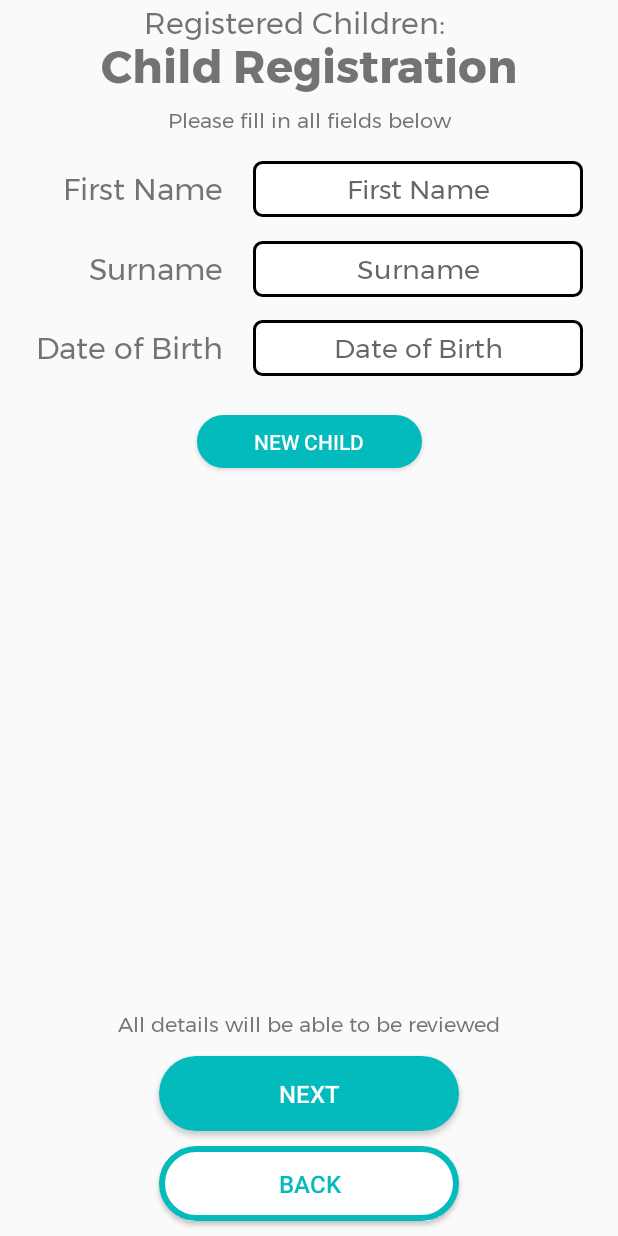
After one commit to jdcaperon/AuthOut, an Android app: the RegisterChildrenActivity screen opened directly, with no data from a screen before it, on a phone screen of 412 x 824 dp. The commit adds this screen. Run offline under Robolectric (Android 15) with nearby library versions, the phone set to English and light mode, and no system bars.

Commit message:
[Android] Create child view start

```diff
--- a/android/AuthOut/app/src/main/java/rocketpotatoes/authout/AdminActivity.java
+++ b/android/AuthOut/app/src/main/java/rocketpotatoes/authout/AdminActivity.java
@@ -18,7 +18,7 @@ public class AdminActivity extends AppCompatActivity {
      * @param v - current View
      */
     public void signUpClicked(View v) {
-        Intent intent = new Intent(this, SignUpActivity.class);
+        Intent intent = new Intent(this, RegisterChildrenActivity.class);
         startActivity(intent);
     }
 
--- /dev/null
+++ b/android/AuthOut/app/src/main/java/rocketpotatoes/authout/RegisterChildrenActivity.java
@@ -0,0 +1,60 @@
+package rocketpotatoes.authout;
+
+import android.app.DatePickerDialog;
+import android.support.v7.app.AppCompatActivity;
+import android.os.Bundle;
+import android.view.View;
+import android.widget.DatePicker;
+import android.widget.EditText;
+
+import java.text.SimpleDateFormat;
+import java.util.Calendar;
+import java.util.Locale;
+
+public class RegisterChildrenActivity extends AppCompatActivity {
+
+    private Calendar myCalendar;
+    private DatePickerDialog.OnDateSetListener date;
+    private EditText dateOfBirth;
+
+    @Override
+    protected void onCreate(Bundle savedInstanceState) {
+        super.onCreate(savedInstanceState);
+        setContentView(R.layout.activity_register_children);
+
+        dateOfBirth= findViewById(R.id.dob);
+
+        setUpCalendarPicker();
+    }
+
+    private void setUpCalendarPicker() {
+
+        myCalendar = Calendar.getInstance();
+        date = new DatePickerDialog.OnDateSetListener() {
+            @Override
+            public void onDateSet(DatePicker view, int year, int monthOfYear,
+                                  int dayOfMonth) {
+                myCalendar.set(Calendar.YEAR, year);
+                myCalendar.set(Calendar.MONTH, monthOfYear);
+                myCalendar.set(Calendar.DAY_OF_MONTH, dayOfMonth);
+                updateLabel();
+            }
+
+        };
+
+        dateOfBirth.setOnClickListener(new View.OnClickListener() {
+            @Override
+            public void onClick(View v) {
+                new DatePickerDialog(RegisterChildrenActivity.this, date, myCalendar
+                        .get(Calendar.YEAR), myCalendar.get(Calendar.MONTH),
+                        myCalendar.get(Calendar.DAY_OF_MONTH)).show();
+            }
+        });
+    }
+
+    private void updateLabel() {
+        String myFormat = "dd/MM/yy"; //In which you need put here
+        SimpleDateFormat sdf = new SimpleDateFormat(myFormat, Locale.UK);
+        dateOfBirth.setText(sdf.format(myCalendar.getTime()));
+    }
+}
--- a/android/AuthOut/app/src/main/java/rocketpotatoes/authout/SignUpActivity.java
+++ b/android/AuthOut/app/src/main/java/rocketpotatoes/authout/SignUpActivity.java
@@ -20,7 +20,9 @@ import java.io.File;
 import java.io.IOException;
 import java.text.SimpleDateFormat;
 import java.util.Calendar;
+import java.util.HashMap;
 import java.util.Locale;
+import java.util.Map;
 
 public class SignUpActivity extends AppCompatActivity {
     private static final int CAMERA_REQUEST = 1888;
@@ -120,12 +122,15 @@ public class SignUpActivity extends AppCompatActivity {
     public void reviewContent(View v) {
         if (isValidContent()) {
             Intent intent = new Intent(this, SignUpReviewActivity.class);
-            intent.putExtra("FIRST_NAME", firstName.getText().toString());
-            intent.putExtra("SURNAME", surname.getText().toString());
-            intent.putExtra("EMAIL", email.getText().toString());
-            intent.putExtra("PHONE", mobile.getText().toString());
+            HashMap<String, String> signUpInfo = new HashMap<>();
+            signUpInfo.put("FIRST_NAME", firstName.getText().toString());
+            signUpInfo.put("SURNAME", surname.getText().toString());
+            signUpInfo.put("EMAIL", email.getText().toString());
+            signUpInfo.put("PHONE", mobile.getText().toString());
+            signUpInfo.put("DOB", dateOfBirth.getText().toString());
+
+            intent.putExtra("PARENT_DETAILS", signUpInfo);
             intent.putExtra("PHOTO", userImage);
-            intent.putExtra("DOB", dateOfBirth.getText().toString());
             startActivity(intent);
         }
     }
--- a/android/AuthOut/app/src/main/java/rocketpotatoes/authout/SignUpReviewActivity.java
+++ b/android/AuthOut/app/src/main/java/rocketpotatoes/authout/SignUpReviewActivity.java
@@ -27,6 +27,8 @@ import org.json.JSONObject;
 
 import java.io.File;
 import java.io.IOException;
+import java.util.HashMap;
+import java.util.Map;
 
 import rocketpotatoes.authout.Helpers.Util;
 
@@ -73,11 +75,13 @@ public class SignUpReviewActivity extends AppCompatActivity {
         dateOfBirth= findViewById(R.id.dob);
         userImage = findViewById(R.id.userImage);
 
-        firstNameData = getIntent().getExtras().getString("FIRST_NAME");
-        surnameData = getIntent().getExtras().getString("SURNAME");
-        mobileData = getIntent().getExtras().getString("PHONE");
-        dateOfBirthData = getIntent().getExtras().getString("DOB");
-        emailData = getIntent().getExtras().getString("EMAIL");
+        Map<String, String> parentDetails = (HashMap) getIntent().getSerializableExtra("PARENT_DETAILS");
+        firstNameData = parentDetails.get("FIRST_NAME");
+        surnameData = parentDetails.get("SURNAME");
+        mobileData = parentDetails.get("PHONE");
+        dateOfBirthData = parentDetails.get("DOB");
+        emailData = parentDetails.get("EMAIL");
+
         takePhotoData = (File) getIntent().getSerializableExtra("PHOTO");
     }
 
--- /dev/null
+++ b/android/AuthOut/app/src/main/res/layout/activity_register_children.xml
@@ -0,0 +1,184 @@
+<?xml version="1.0" encoding="utf-8"?>
+<android.support.constraint.ConstraintLayout xmlns:android="http://schemas.android.com/apk/res/android"
+    xmlns:app="http://schemas.android.com/apk/res-auto"
+    xmlns:tools="http://schemas.android.com/tools"
+    android:layout_width="match_parent"
+    android:layout_height="match_parent"
+    tools:context=".RegisterChildrenActivity">
+
+    <TextView
+        android:id="@+id/allDone"
+        android:layout_width="wrap_content"
+        android:layout_height="wrap_content"
+        android:layout_marginTop="20dp"
+        android:fontFamily="@font/montserrat_bold"
+        android:text="@string/childsignup"
+        android:textSize="30sp"
+        app:layout_constraintEnd_toEndOf="parent"
+        app:layout_constraintStart_toStartOf="parent"
+        app:layout_constraintTop_toTopOf="parent" />
+
+    <TextView
+        android:id="@+id/enjoy"
+        android:layout_width="wrap_content"
+        android:layout_height="wrap_content"
+        android:fontFamily="@font/montserrat"
+        android:text="@string/fill_all_fields"
+        app:layout_constraintEnd_toEndOf="parent"
+        app:layout_constraintStart_toStartOf="parent"
+        app:layout_constraintTop_toBottomOf="@+id/allDone" />
+
+    <android.support.constraint.ConstraintLayout
+        android:id="@+id/textInputs"
+        android:layout_width="wrap_content"
+        android:layout_height="175dp"
+        app:layout_constraintStart_toStartOf="parent"
+        app:layout_constraintEnd_toEndOf="parent"
+        app:layout_constraintTop_toBottomOf="@id/enjoy">
+
+        <TextView
+            android:layout_width="wrap_content"
+            android:layout_height="wrap_content"
+            android:layout_marginEnd="20dp"
+            android:fontFamily="@font/montserrat"
+            android:text="@string/first_name"
+            android:textSize="20sp"
+            app:layout_constraintBottom_toBottomOf="@id/firstName"
+            app:layout_constraintEnd_toEndOf="parent"
+            app:layout_constraintEnd_toStartOf="@id/firstName"
+            app:layout_constraintTop_toTopOf="@id/firstName" />
+
+        <EditText
+            android:id="@+id/firstName"
+            android:layout_width="wrap_content"
+            android:layout_height="wrap_content"
+            android:background="@drawable/signup_input_background"
+            android:ems="10"
+            android:inputType="textPersonName"
+            android:fontFamily="@font/montserrat"
+            android:hint="@string/first_name"
+            android:textAlignment="center"
+            app:layout_constraintBottom_toTopOf="@+id/surname"
+            app:layout_constraintEnd_toEndOf="parent"
+            app:layout_constraintTop_toTopOf="parent" />
+
+        <TextView
+            android:layout_width="wrap_content"
+            android:layout_height="wrap_content"
+            android:layout_marginEnd="20dp"
+            android:fontFamily="@font/montserrat"
+            android:text="@string/surname"
+            android:textSize="20sp"
+            app:layout_constraintBottom_toBottomOf="@id/surname"
+            app:layout_constraintEnd_toStartOf="@id/surname"
+            app:layout_constraintTop_toTopOf="@id/surname" />
+
+        <EditText
+            android:id="@+id/surname"
+            android:layout_width="wrap_content"
+            android:layout_height="wrap_content"
+            android:background="@drawable/signup_input_background"
+            android:ems="10"
+            android:inputType="textPersonName"
+            android:fontFamily="@font/montserrat"
+            android:hint="@string/surname"
+            android:textAlignment="center"
+            app:layout_constraintBottom_toTopOf="@+id/dob"
+            app:layout_constraintStart_toStartOf="@id/firstName"
+            app:layout_constraintTop_toBottomOf="@+id/firstName" />
+
+        <TextView
+            android:layout_width="wrap_content"
+            android:layout_height="wrap_content"
+            android:layout_marginEnd="20dp"
+            android:fontFamily="@font/montserrat"
+            android:text="@string/DOB"
+            android:textSize="20sp"
+            app:layout_constraintBottom_toBottomOf="@id/dob"
+            app:layout_constraintEnd_toStartOf="@id/dob"
+            app:layout_constraintTop_toTopOf="@id/dob" />
+
+        <EditText
+            android:id="@+id/dob"
+            android:layout_width="wrap_content"
+            android:layout_height="wrap_content"
+            android:inputType="none"
+            android:background="@drawable/signup_input_background"
+            android:ems="10"
+            android:focusable="false"
+            android:fontFamily="@font/montserrat"
+            android:hint="@string/DOB"
+            android:textAlignment="center"
+            app:layout_constraintBottom_toBottomOf="parent"
+            app:layout_constraintStart_toStartOf="@id/surname"
+            app:layout_constraintTop_toBottomOf="@+id/surname" />
+    </android.support.constraint.ConstraintLayout>
+
+    <Button
+        android:id="@+id/addChild"
+        android:layout_width="150dp"
+        android:layout_height="35dp"
+        android:layout_margin="10dp"
+        android:background="@drawable/authout_button"
+        android:text="new child"
+        android:textSize="14sp"
+        android:textColor="@color/textColour"
+        app:layout_constraintTop_toBottomOf="@id/textInputs"
+        app:layout_constraintEnd_toEndOf="parent"
+        app:layout_constraintStart_toStartOf="parent"/>
+
+    <TextView
+        android:layout_width="wrap_content"
+        android:layout_height="wrap_content"
+        android:layout_marginEnd="20dp"
+        android:fontFamily="@font/montserrat"
+        android:text="@string/registeredChildren"
+        android:textSize="20sp"
+        app:layout_constraintStart_toStartOf="parent"
+        app:layout_constraintEnd_toEndOf="parent"/>
+
+
+    <!-- add the view here that lists children with edit button
+    E.g        Ryan Kurz - 18/07/1998  (EDIT)
+           Olivia Jessop - 19/07/1997  (EDIT) -->
+
+    <TextView
+        android:id="@+id/review"
+        android:layout_width="wrap_content"
+        android:layout_height="wrap_content"
+        android:layout_marginBottom="10dp"
+        android:fontFamily="@font/montserrat"
+        android:text="@string/can_review"
+        app:layout_constraintEnd_toEndOf="parent"
+        app:layout_constraintStart_toStartOf="parent"
+        app:layout_constraintBottom_toTopOf="@+id/finish" />
+
+    <Button
+        android:id="@+id/finish"
+        android:layout_width="200dp"
+        android:layout_height="50dp"
+        android:layout_margin="10dp"
+        android:background="@drawable/authout_button"
+        android:text="@string/next"
+        android:textSize="16sp"
+        android:textColor="@color/textColour"
+        app:layout_constraintBottom_toTopOf="@id/back"
+        app:layout_constraintEnd_toEndOf="parent"
+        app:layout_constraintStart_toStartOf="parent"/>
+
+    <Button
+        android:id="@+id/back"
+        android:layout_width="200dp"
+        android:layout_height="50dp"
+        android:layout_margin="10dp"
+        android:background="@drawable/authout_button_secondary"
+        android:text="@string/back"
+        android:textSize="16sp"
+        android:textColor="@color/colorAccent"
+        app:layout_constraintBottom_toBottomOf="parent"
+        app:layout_constraintEnd_toEndOf="parent"
+        app:layout_constraintStart_toStartOf="parent" />
+
+
+
+</android.support.constraint.ConstraintLayout>
--- a/android/AuthOut/app/src/main/res/values/strings.xml
+++ b/android/AuthOut/app/src/main/res/values/strings.xml
@@ -30,6 +30,7 @@
     <string name="not_recognized">You weren\'t recognised.</string>
     <string name="not_recognized_welcome">Welcome!</string>
     <string name="signup">User Registration</string>
+    <string name="childsignup">Child Registration</string>
 
     <!-- Note Texts -->
     <string name="note">Contact admin for continuous issues</string>
@@ -52,6 +53,7 @@
     <string name="name">Name</string>
     <string name="full_name">%1$s %2$s</string>
     <string name="take_photo">Take a Photo</string>
+    <string name="registeredChildren">Registered Children:</string>
 
     <!-- Dynamic String Texts -->
     <string name="two_children_string">%1$s and %2$s</string>
@@ -75,5 +77,4 @@
     <string name="loading_text">Processing Request...</string>
 
 
-
 </resources>
```
Also changed, not shown: android/AuthOut/app/src/main/AndroidManifest.xml (+16 -16 lines).
